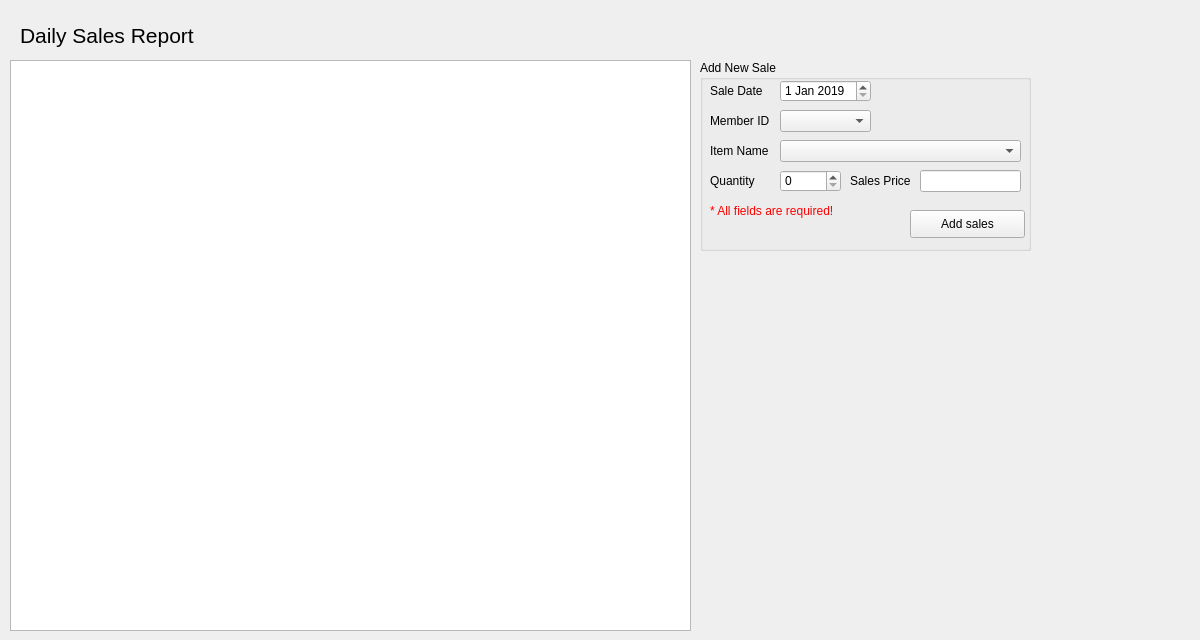
The window that BulkClub/aSales.ui (JShinozuka/Project2) describes before a commit, drawn with Qt 5.
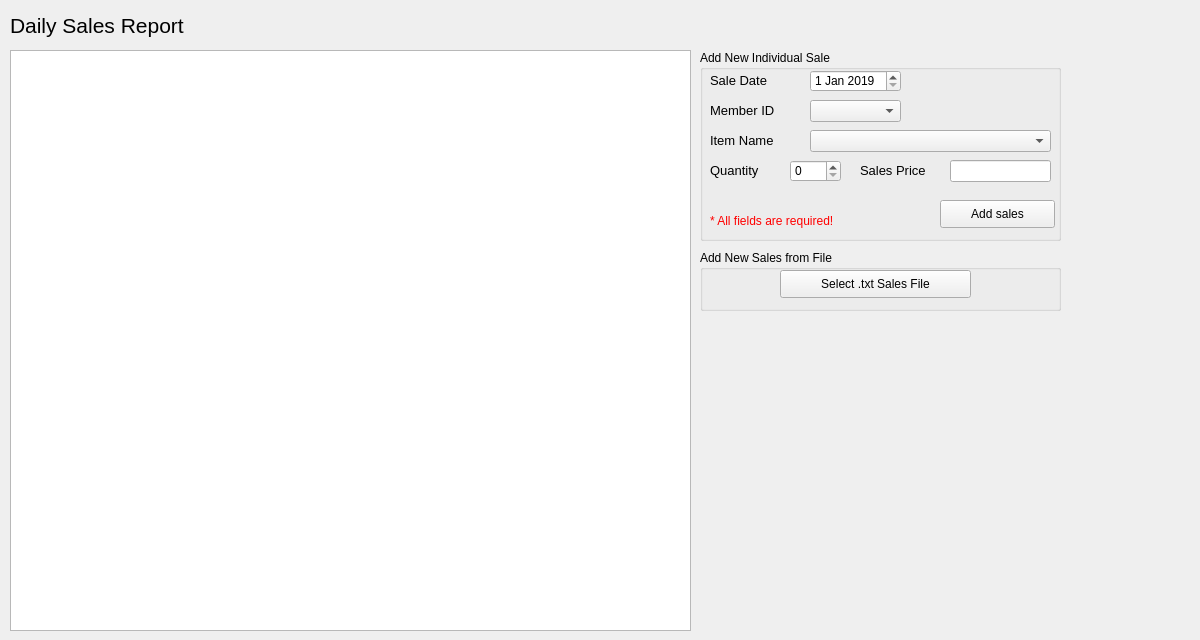
The same window after the commit.

Diff of the .ui file:
```diff
--- a/BulkClub/aSales.ui
+++ b/BulkClub/aSales.ui
@@ -35,9 +35,9 @@
    <property name="geometry">
     <rect>
      <x>10</x>
-     <y>60</y>
+     <y>50</y>
      <width>681</width>
-     <height>571</height>
+     <height>581</height>
     </rect>
    </property>
   </widget>
@@ -45,18 +45,18 @@
    <property name="geometry">
     <rect>
      <x>700</x>
-     <y>60</y>
-     <width>331</width>
+     <y>50</y>
+     <width>361</width>
      <height>191</height>
     </rect>
    </property>
    <property name="title">
-    <string>Add New Sale</string>
+    <string>Add New Individual Sale</string>
    </property>
    <widget class="QDateEdit" name="dateEdit">
     <property name="geometry">
      <rect>
-      <x>80</x>
+      <x>110</x>
       <y>20</y>
       <width>91</width>
       <height>22</height>
@@ -78,10 +78,15 @@
      <rect>
       <x>10</x>
       <y>15</y>
-      <width>81</width>
+      <width>101</width>
       <height>31</height>
      </rect>
     </property>
+    <property name="font">
+     <font>
+      <pointsize>10</pointsize>
+     </font>
+    </property>
     <property name="text">
      <string>Sale Date</string>
     </property>
@@ -91,10 +96,15 @@
      <rect>
       <x>10</x>
       <y>45</y>
-      <width>81</width>
+      <width>101</width>
       <height>31</height>
      </rect>
     </property>
+    <property name="font">
+     <font>
+      <pointsize>10</pointsize>
+     </font>
+    </property>
     <property name="text">
      <string>Member ID</string>
     </property>
@@ -102,7 +112,7 @@
    <widget class="QComboBox" name="memberIDComboBox">
     <property name="geometry">
      <rect>
-      <x>80</x>
+      <x>110</x>
       <y>50</y>
       <width>91</width>
       <height>22</height>
@@ -114,10 +124,15 @@
      <rect>
       <x>10</x>
       <y>75</y>
-      <width>81</width>
+      <width>101</width>
       <height>31</height>
      </rect>
     </property>
+    <property name="font">
+     <font>
+      <pointsize>10</pointsize>
+     </font>
+    </property>
     <property name="text">
      <string>Item Name</string>
     </property>
@@ -125,7 +140,7 @@
    <widget class="QComboBox" name="itemNameComboBox">
     <property name="geometry">
      <rect>
-      <x>80</x>
+      <x>110</x>
       <y>80</y>
       <width>241</width>
       <height>22</height>
@@ -141,6 +156,11 @@
       <height>31</height>
      </rect>
     </property>
+    <property name="font">
+     <font>
+      <pointsize>10</pointsize>
+     </font>
+    </property>
     <property name="text">
      <string>Quantity</string>
     </property>
@@ -148,9 +168,9 @@
    <widget class="QSpinBox" name="qtySpinBox">
     <property name="geometry">
      <rect>
-      <x>80</x>
+      <x>90</x>
       <y>110</y>
-      <width>61</width>
+      <width>51</width>
       <height>22</height>
      </rect>
     </property>
@@ -158,12 +178,17 @@
    <widget class="QLabel" name="label_5">
     <property name="geometry">
      <rect>
-      <x>150</x>
+      <x>160</x>
       <y>105</y>
-      <width>71</width>
+      <width>91</width>
       <height>31</height>
      </rect>
     </property>
+    <property name="font">
+     <font>
+      <pointsize>10</pointsize>
+     </font>
+    </property>
     <property name="text">
      <string>Sales Price </string>
     </property>
@@ -171,7 +196,7 @@
    <widget class="QLineEdit" name="salesPriceLineEdit">
     <property name="geometry">
      <rect>
-      <x>220</x>
+      <x>250</x>
       <y>110</y>
       <width>101</width>
       <height>22</height>
@@ -181,7 +206,7 @@
    <widget class="QPushButton" name="addSalesButton">
     <property name="geometry">
      <rect>
-      <x>210</x>
+      <x>240</x>
       <y>150</y>
       <width>115</width>
       <height>28</height>
@@ -195,7 +220,7 @@
     <property name="geometry">
      <rect>
       <x>10</x>
-      <y>140</y>
+      <y>160</y>
       <width>241</width>
       <height>21</height>
      </rect>
@@ -212,8 +237,8 @@
   <widget class="QLabel" name="label_7">
    <property name="geometry">
     <rect>
-     <x>20</x>
-     <y>10</y>
+     <x>10</x>
+     <y>0</y>
      <width>1081</width>
      <height>51</height>
     </rect>
@@ -227,6 +252,32 @@
     <string>Daily Sales Report</string>
    </property>
   </widget>
+  <widget class="QGroupBox" name="groupBox_2">
+   <property name="geometry">
+    <rect>
+     <x>700</x>
+     <y>250</y>
+     <width>361</width>
+     <height>61</height>
+    </rect>
+   </property>
+   <property name="title">
+    <string>Add New Sales from File</string>
+   </property>
+   <widget class="QPushButton" name="salesFileButton">
+    <property name="geometry">
+     <rect>
+      <x>80</x>
+      <y>20</y>
+      <width>191</width>
+      <height>28</height>
+     </rect>
+    </property>
+    <property name="text">
+     <string>Select .txt Sales File</string>
+    </property>
+   </widget>
+  </widget>
  </widget>
  <resources/>
  <connections/>
```
